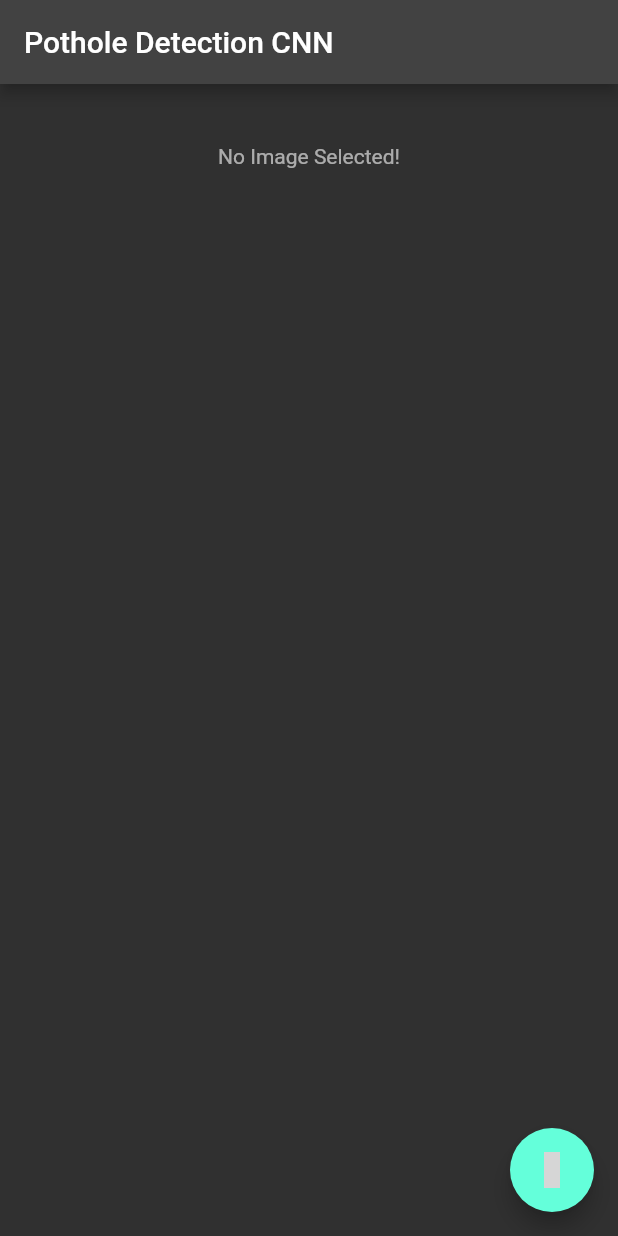
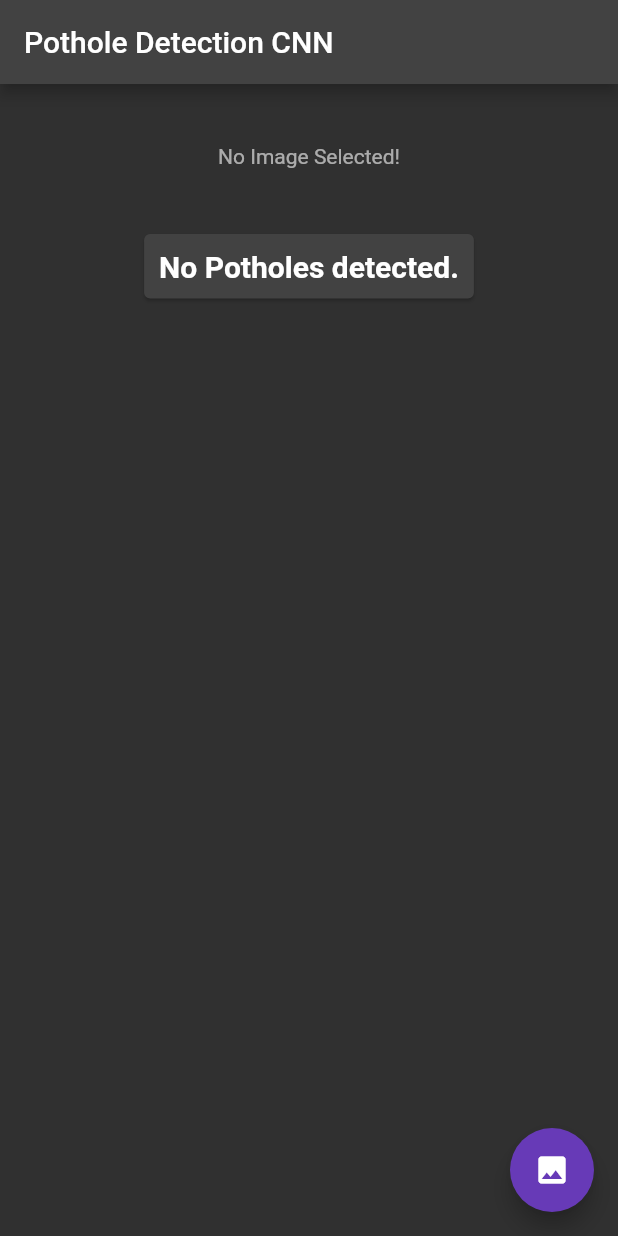
Before and after one commit to TRiBotWillB/pothole_cnn, a Flutter app: the screen it shows after launch, on a phone screen of 412 x 824 dp. Run offline on Flutter 3.47's test engine with Material 2 defaults, Android fonts, the phone set to English and light mode, and no system bars; our stand-ins replace image_picker, location; missing offline and left inert: tflite; grey boxes are pictures that could not be loaded.

Commit message:
Added no potholes detected text

```diff
--- a/lib/main.dart
+++ b/lib/main.dart
@@ -4,6 +4,7 @@ import 'package:flutter/cupertino.dart';
 import 'package:flutter/material.dart';
 import 'package:image_picker/image_picker.dart';
 import 'package:tflite/tflite.dart';
+import 'package:location/location.dart';
 
 void main() {
   runApp(App());
@@ -48,8 +49,8 @@ class _PotholeDetectionAppState extends State<PotholeDetectionApp> {
           Container(
               margin: const EdgeInsets.all(10),
               child: AspectRatio(
-                aspectRatio: 1/1,
-                child: Image.file(File(_image!.path), fit: BoxFit.cover)))
+                  aspectRatio: 1 / 1,
+                  child: Image.file(File(_image!.path), fit: BoxFit.cover)))
         else
           Container(
             margin: const EdgeInsets.all(40),
@@ -62,7 +63,7 @@ class _PotholeDetectionAppState extends State<PotholeDetectionApp> {
           ),
         SingleChildScrollView(
           child: Column(
-            children: _results != null
+            children: _results != null && _results!.isNotEmpty
                 ? _results!.map((result) {
                     return Card(
                       child: Container(
@@ -77,14 +78,28 @@ class _PotholeDetectionAppState extends State<PotholeDetectionApp> {
                       ),
                     );
                   }).toList()
-                : [],
+                : [
+                    Card(
+                      child: Container(
+                        margin: EdgeInsets.all(10),
+                        child: const Text(
+                          "No Potholes detected.",
+                          style: TextStyle(
+                              color: Colors.white,
+                              fontSize: 20.0,
+                              fontWeight: FontWeight.bold),
+                        ),
+                      ),
+                    )
+                  ],
           ),
         ),
       ]),
       floatingActionButton: FloatingActionButton(
           onPressed: selectImage,
           tooltip: 'Select an image',
-          child: const Icon(Icons.)),
+          backgroundColor: Colors.deepPurple,
+          child: const Icon(Icons.image, color: Colors.white)),
     );
   }
 
@@ -92,9 +107,7 @@ class _PotholeDetectionAppState extends State<PotholeDetectionApp> {
     Tflite.close();
 
     await Tflite.loadModel(
-      model: "assets/model.tflite",
-      labels: "assets/label.txt"
-    );
+        model: "assets/model.tflite", labels: "assets/label.txt");
 
     print("Loaded model");
   }
@@ -114,9 +127,18 @@ class _PotholeDetectionAppState extends State<PotholeDetectionApp> {
       imageStd: 255,
     );
 
+    // If we have found any potholes, let's log the GPS location
+    if (results != null && results.isNotEmpty) {
+      print("Found pothole");
+    }
+
     setState(() {
       _results = results;
       _image = image;
     });
   }
+
+  Future<LocationData?> getGpsLocation() async {
+    return null;
+  }
 }
--- a/pubspec.yaml
+++ b/pubspec.yaml
@@ -14,6 +14,7 @@ dependencies:
 
   tflite: ^1.1.2
   image_picker: ^0.8.4+3
+  location: ^4.3.0
 
   cupertino_icons: ^1.0.2
 
```
Also changed, not shown: pubspec.lock, 1 other file.
